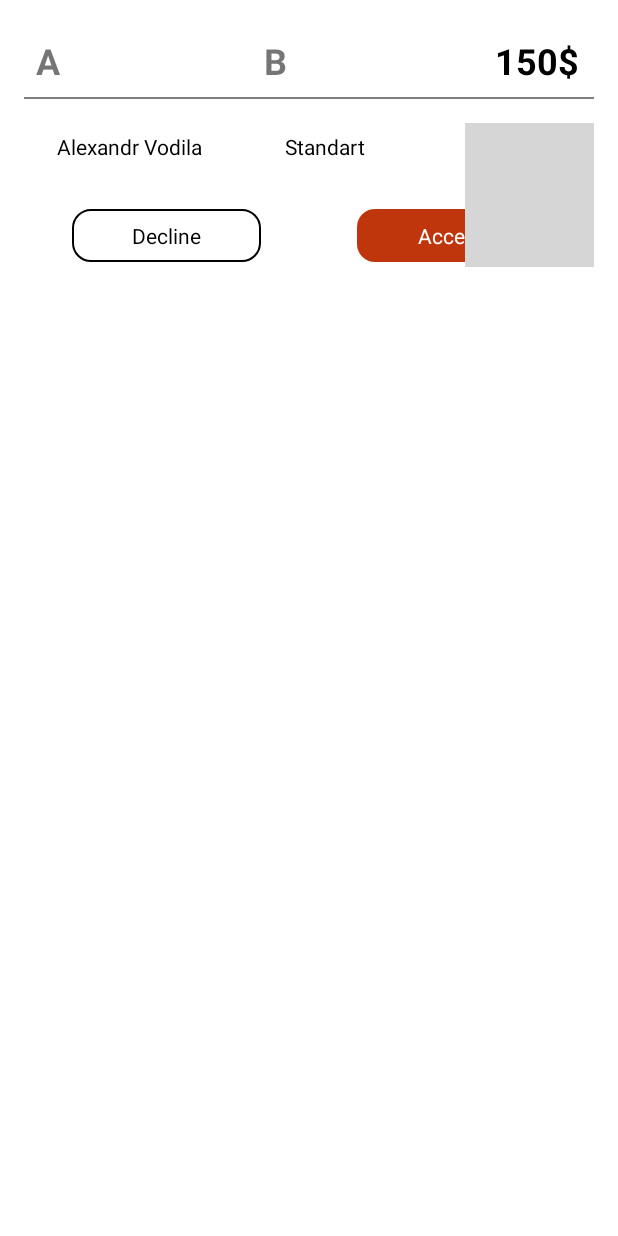
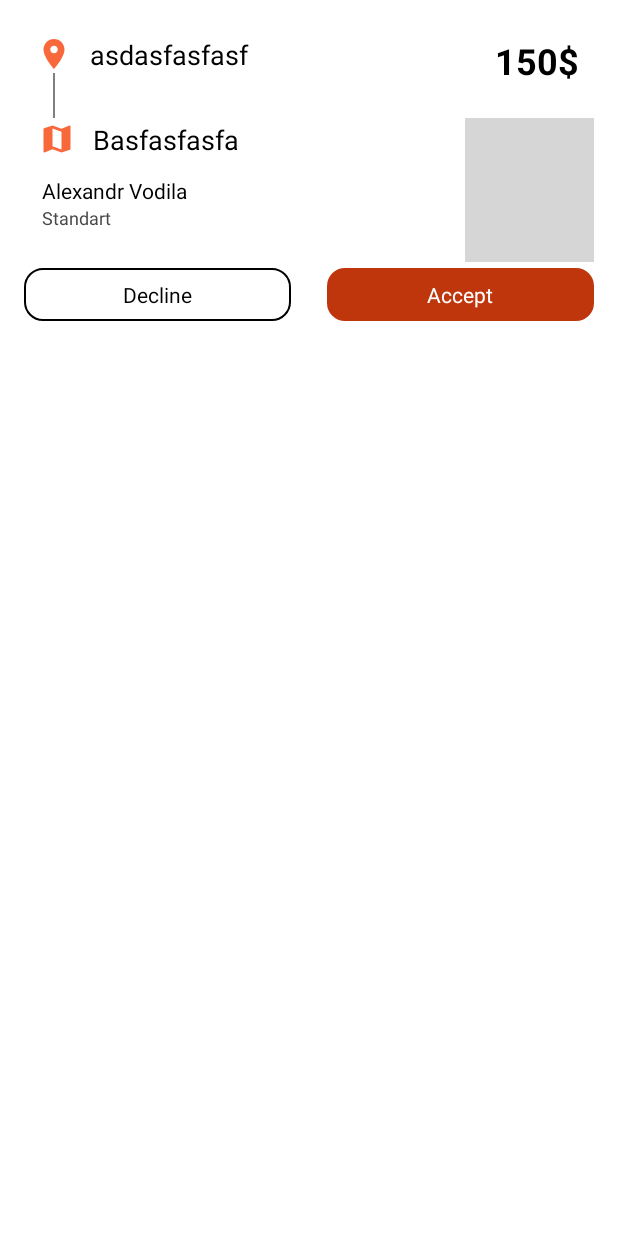
Before and after one commit to Int20H-NinjaTurtles/UseTogether, an Android app: the layout fragment_request_ride.xml on its own in the app's theme, with its tools: preview values and no code run, on a phone screen of 412 x 824 dp. Run offline under Robolectric (Android 15) with nearby library versions, the phone set to English and light mode, and no system bars; grey boxes are pictures that could not be loaded.

Commit message:
fix design

```diff
--- a/app/src/main/java/com/ninjaturtles/usetogether/BottomSheet.kt
+++ b/app/src/main/java/com/ninjaturtles/usetogether/BottomSheet.kt
@@ -49,7 +49,7 @@ class BottomSheet : BottomSheetDialogFragment() {
         pickupPoint.text = arguments?.getString("from")
         dropoffPoint.text = arguments?.getString("to")
         driver.text = arguments?.getString("driver")
-        price.text = arguments?.getInt("price").toString()
+        price.text = arguments?.getInt("price").toString() + "$"
         pickupPoint.text = arguments?.getString("from")
         decline.setOnClickListener {
             bottomSheetCallback?.onDecline(
--- a/app/src/main/java/com/ninjaturtles/usetogether/MainActivity.kt
+++ b/app/src/main/java/com/ninjaturtles/usetogether/MainActivity.kt
@@ -72,8 +72,6 @@ class MainActivity : AppCompatActivity(), OnMapReadyCallback, BottomSheet.Bottom
                     TaxoService::class.java
                 )
             )
-        }, 2000)
-
             fusedLocationClient.lastLocation
                 .addOnSuccessListener { location: Location? ->
                     if (location == null) return@addOnSuccessListener
@@ -89,6 +87,9 @@ class MainActivity : AppCompatActivity(), OnMapReadyCallback, BottomSheet.Bottom
                         5f
                     ).show(supportFragmentManager, null)
                 }
+        }, 5000)
+
+
     }
 
     private fun Intent.handleIntent() {
@@ -166,7 +167,7 @@ class MainActivity : AppCompatActivity(), OnMapReadyCallback, BottomSheet.Bottom
             )
             val num = polyline.points.size
             for (i in 0 until num) {
-                delay(200)
+                delay(50)
                 map?.clear()
                 map?.addMarker(MarkerOptions().position(lastLocation!!))
                 map?.addPolyline(PolylineOptions().addAll(polyline.points.subList(0, polyline.points.size-i)))
--- /dev/null
+++ b/app/src/main/res/drawable/ic_baseline_map_24.xml
@@ -0,0 +1,5 @@
+<vector android:height="24dp" android:tint="@color/primaryLightColor"
+    android:viewportHeight="24" android:viewportWidth="24"
+    android:width="24dp" xmlns:android="http://schemas.android.com/apk/res/android">
+    <path android:fillColor="@color/primaryLightColor" android:pathData="M20.5,3l-0.16,0.03L15,5.1 9,3 3.36,4.9c-0.21,0.07 -0.36,0.25 -0.36,0.48V20.5c0,0.28 0.22,0.5 0.5,0.5l0.16,-0.03L9,18.9l6,2.1 5.64,-1.9c0.21,-0.07 0.36,-0.25 0.36,-0.48V3.5c0,-0.28 -0.22,-0.5 -0.5,-0.5zM15,19l-6,-2.11V5l6,2.11V19z"/>
+</vector>
--- /dev/null
+++ b/app/src/main/res/drawable/ic_start_point.xml
@@ -0,0 +1,5 @@
+<vector android:height="24dp" android:tint="@color/primaryLightColor"
+    android:viewportHeight="24" android:viewportWidth="24"
+    android:width="24dp" xmlns:android="http://schemas.android.com/apk/res/android">
+    <path android:fillColor="@color/primaryLightColor" android:pathData="M12,2C8.13,2 5,5.13 5,9c0,5.25 7,13 7,13s7,-7.75 7,-13c0,-3.87 -3.13,-7 -7,-7zM12,11.5c-1.38,0 -2.5,-1.12 -2.5,-2.5s1.12,-2.5 2.5,-2.5 2.5,1.12 2.5,2.5 -1.12,2.5 -2.5,2.5z"/>
+</vector>
--- a/app/src/main/res/layout/fragment_request_ride.xml
+++ b/app/src/main/res/layout/fragment_request_ride.xml
@@ -12,24 +12,40 @@
         android:layout_height="wrap_content"
         app:layout_constraintTop_toTopOf="parent"
         app:layout_constraintStart_toStartOf="parent"
-        app:layout_constraintEnd_toEndOf="@id/destinations_divider"
         android:layout_margin="8dp"
-        android:text="A"
-        android:textSize="24sp"
-        android:textStyle="bold"
+        android:drawableStart="@drawable/ic_start_point"
+        app:layout_constraintEnd_toStartOf="@id/divider"
+        android:drawablePadding="12dp"
+        android:text="asdasfasfasf"
+        android:textSize="18sp"
+        android:textColor="@android:color/black"
         />
+
+    <View
+        android:id="@+id/line"
+        android:layout_width="1dp"
+        android:layout_height="30dp"
+        app:layout_constraintTop_toBottomOf="@id/pickupPoint"
+        app:layout_constraintStart_toStartOf="@id/pickupPoint"
+        android:layout_marginStart="11dp"
+        android:background="@android:color/black"
+        android:alpha="0.5"
+        />
+
 
     <TextView
         android:id="@+id/dropoffPoint"
         android:layout_width="0dp"
         android:layout_height="wrap_content"
-        android:layout_margin="8dp"
-        app:layout_constraintTop_toTopOf="parent"
-        app:layout_constraintEnd_toEndOf="@id/divider"
-        app:layout_constraintStart_toStartOf="@id/destinations_divider"
-        android:text="B"
-        android:textSize="24sp"
-        android:textStyle="bold"
+        android:layout_margin="2dp"
+        app:layout_constraintTop_toBottomOf="@id/line"
+        app:layout_constraintStart_toStartOf="@id/pickupPoint"
+        app:layout_constraintEnd_toStartOf="@id/divider"
+        android:drawableStart="@drawable/ic_baseline_map_24"
+        android:drawablePadding="12dp"
+        android:text="Basfasfasfa"
+        android:textColor="@android:color/black"
+        android:textSize="18sp"
         />
 
     <androidx.constraintlayout.widget.Guideline
@@ -40,13 +56,6 @@
         android:orientation="vertical"
         />
 
-    <androidx.constraintlayout.widget.Guideline
-        android:id="@+id/destinations_divider"
-        android:layout_width="wrap_content"
-        android:layout_height="wrap_content"
-        android:orientation="vertical"
-        app:layout_constraintGuide_percent="0.4"
-        />
 
     <TextView
         android:id="@+id/price"
@@ -62,38 +71,27 @@
         android:textColor="#000000"
         />
 
-    <View
-        android:id="@+id/line"
-        android:layout_width="match_parent"
-        android:layout_height="1dp"
-        app:layout_constraintTop_toBottomOf="@id/pickupPoint"
-        android:background="@android:color/black"
-        android:alpha="0.5"
-        android:layout_marginTop="8dp"
-        />
 
     <TextView
         android:id="@+id/driver"
         android:layout_width="0dp"
         android:layout_height="wrap_content"
         android:text="Alexandr Vodila"
-        app:layout_constraintTop_toBottomOf="@id/line"
+        app:layout_constraintTop_toBottomOf="@id/dropoffPoint"
         app:layout_constraintStart_toStartOf="parent"
-        android:layout_margin="22dp"
-        app:layout_constraintEnd_toStartOf="@id/category"
+        android:layout_margin="12dp"
         android:textColor="@android:color/black"
         />
 
     <TextView
         android:id="@+id/category"
-        android:layout_width="0dp"
+        android:layout_width="wrap_content"
         android:layout_height="wrap_content"
-        app:layout_constraintTop_toTopOf="@id/driver"
-        app:layout_constraintStart_toEndOf="@id/driver"
-        app:layout_constraintEnd_toEndOf="@id/divider"
+        app:layout_constraintTop_toBottomOf="@id/driver"
+        app:layout_constraintStart_toStartOf="@id/driver"
         android:text="Standart"
-
-        android:textColor="@android:color/black"
+        android:textColor="@color/secondaryLightColor"
+        android:textSize="12sp"
         />
 
     <TextView
@@ -103,7 +101,6 @@
         android:text="15 min"
         android:gravity="center"
         android:padding="6dp"
-        android:layout_margin="16dp"
         app:layout_constraintTop_toBottomOf="@id/line"
         app:layout_constraintEnd_toEndOf="parent"
         app:layout_constraintStart_toEndOf="@id/divider"
@@ -123,7 +120,8 @@
         style="@style/TaxoButton"
         android:background="@drawable/shape_button_secondary"
         android:textColor="@color/secondaryTextColor"
-        android:layout_margin="32dp"
+        android:layout_marginTop="42dp"
+        android:layout_marginEnd="12dp"
         />
 
     <TextView
@@ -134,7 +132,8 @@
         app:layout_constraintTop_toBottomOf="@id/driver"
         app:layout_constraintEnd_toEndOf="parent"
         app:layout_constraintStart_toEndOf="@id/decline"
-        android:layout_margin="32dp"
+        android:layout_marginTop="42dp"
+        android:layout_marginStart="12dp"
         style="@style/TaxoButton"
         android:background="@drawable/shape_button"
         />
```
Lines whose indentation alone changed are shown as unchanged.
